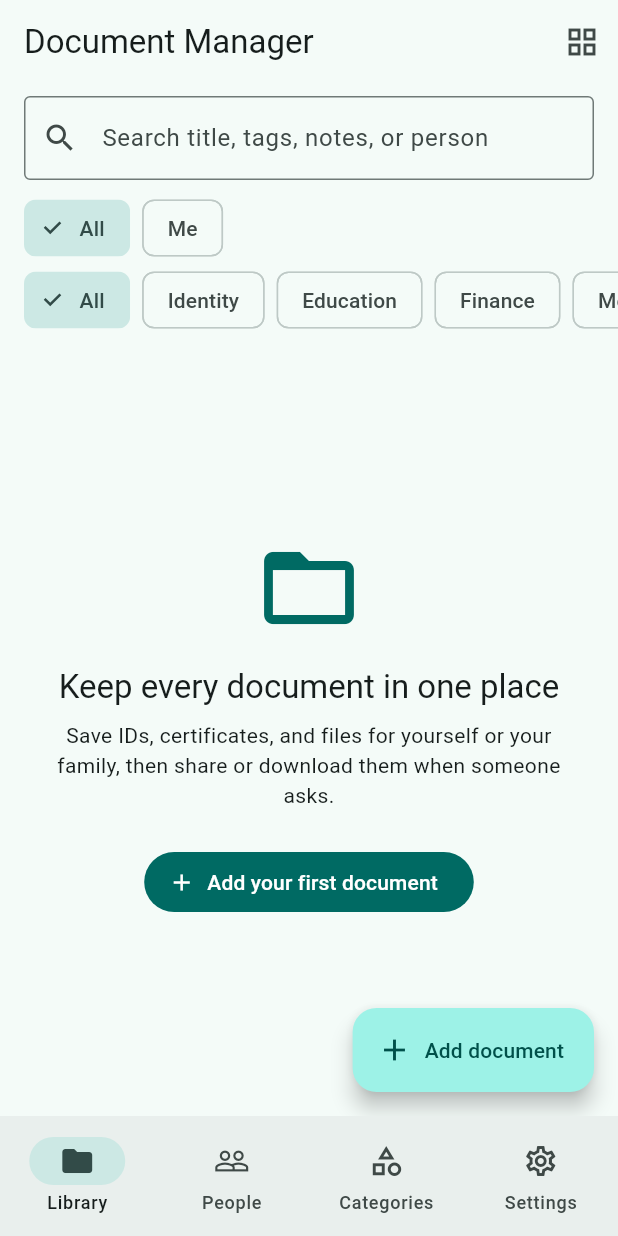
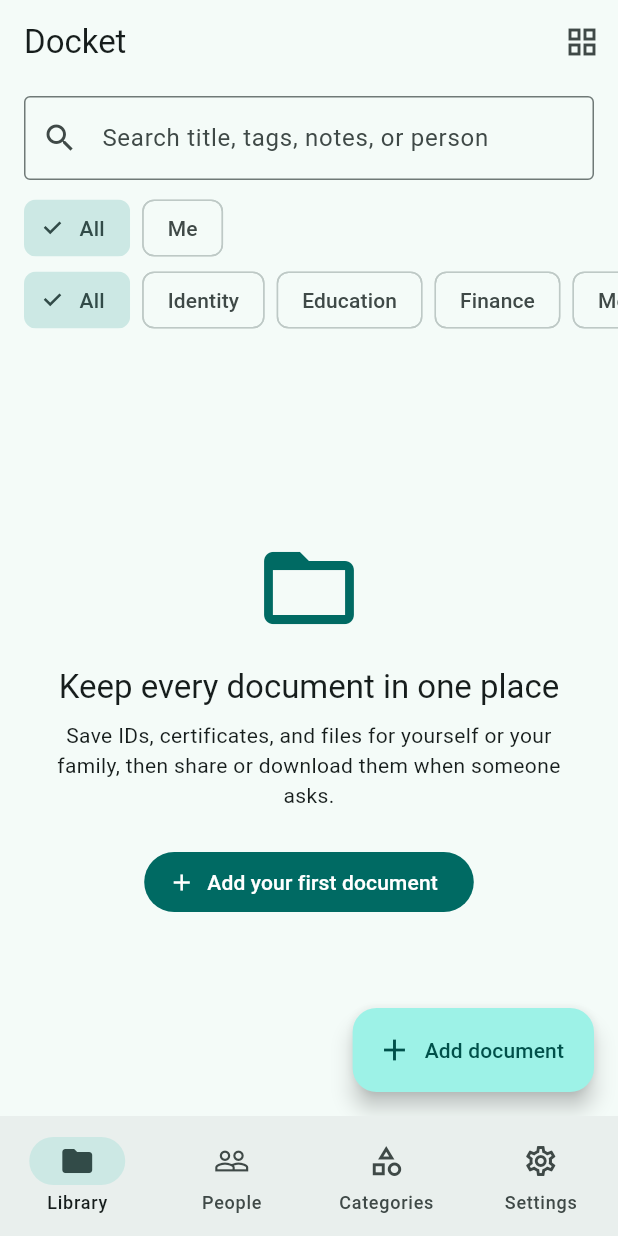
Before and after one commit to varunrv/DocManager, a Flutter app: the screen it shows after launch, on a phone screen of 412 x 824 dp. Run offline on Flutter 3.47's test engine with Material 3 defaults, Android fonts, the phone set to English and light mode, and no system bars; our stand-ins replace drift, drift_flutter, file_picker, flutter_riverpod, go_router, image_picker and 3 more; missing offline and left inert: file_saver, idb_shim, pdfrx; accounts and stored records are empty; generated files the repository leaves out were written again.

Commit message:
Docket name update

```diff
--- a/lib/app/app.dart
+++ b/lib/app/app.dart
@@ -16,7 +16,7 @@
     final themeMode = ref.watch(themeModeProvider);
 
     return MaterialApp.router(
-      title: 'Document Manager',
+      title: 'Docket',
       theme: buildAppTheme(),
       darkTheme: buildAppTheme(brightness: Brightness.dark),
       themeMode: themeMode,
--- a/lib/core/database/app_database.dart
+++ b/lib/core/database/app_database.dart
@@ -60,7 +60,7 @@
 @DriftDatabase(tables: [People, Categories, Documents])
 class AppDatabase extends _$AppDatabase {
   AppDatabase([QueryExecutor? executor])
-      : super(executor ?? driftDatabase(name: 'doc_manager'));
+      : super(executor ?? driftDatabase(name: 'docket'));
 
   @override
   int get schemaVersion => 1;
--- a/lib/core/storage/file_store_web.dart
+++ b/lib/core/storage/file_store_web.dart
@@ -8,7 +8,7 @@
 FileStore createFileStoreImpl() => WebFileStore();
 
 class WebFileStore implements FileStore {
-  static const _dbName = 'doc_manager_files';
+  static const _dbName = 'docket_files';
   static const _storeName = 'blobs';
 
   Database? _db;
--- a/lib/features/documents/presentation/library_screen.dart
+++ b/lib/features/documents/presentation/library_screen.dart
@@ -149,7 +149,7 @@
         title: Text(
           _selectionMode
               ? '${_selectedIds.length} selected'
-              : 'Document Manager',
+              : 'Docket',
         ),
         actions: [
           if (_selectionMode) ...[
--- a/lib/features/settings/data/settings_repository.dart
+++ b/lib/features/settings/data/settings_repository.dart
@@ -54,7 +54,7 @@
   Future<bool> authenticate() async {
     try {
       return await _auth.authenticate(
-        localizedReason: 'Unlock Document Manager to access your documents.',
+        localizedReason: 'Unlock Docket to access your documents.',
         biometricOnly: false,
         persistAcrossBackgrounding: true,
       );
--- a/lib/features/settings/presentation/lock_screen.dart
+++ b/lib/features/settings/presentation/lock_screen.dart
@@ -75,7 +75,7 @@
                 ),
                 const SizedBox(height: 24),
                 Text(
-                  'Document Manager',
+                  'Docket',
                   style: Theme.of(context).textTheme.headlineSmall?.copyWith(
                         fontWeight: FontWeight.bold,
                       ),
--- a/lib/features/settings/presentation/settings_screen.dart
+++ b/lib/features/settings/presentation/settings_screen.dart
@@ -132,7 +132,7 @@
             Card(
               child: ListTile(
                 leading: const Icon(Icons.info_outline),
-                title: const Text('Document Manager'),
+                title: const Text('Docket'),
                 subtitle: Text(
                   kIsWeb
                       ? 'Files are stored in this browser. Clearing site data deletes the vault.'
--- a/pubspec.yaml
+++ b/pubspec.yaml
@@ -1,4 +1,4 @@
-name: doc_manager
+name: docket
 description: "Local-first document vault for you and your family."
 # The following line prevents the package from being accidentally published to
 # pub.dev using `flutter pub publish`. This is preferred for private packages.
```
Also changed, not shown: 11 other files.
